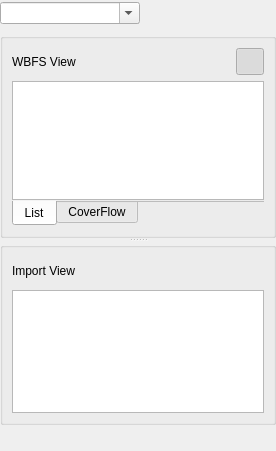
amestica/qwbfs, file qwbfs/src/PartitionWidget.ui: the form before one commit.
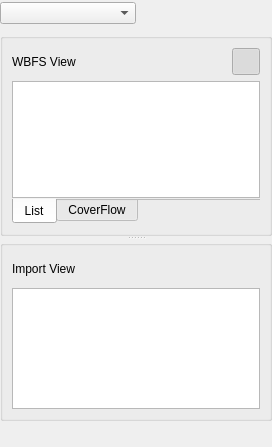
The form after the commit. Icons and pictures are not drawn. Custom widgets are drawn as their Qt base class.

Commit message: Introduce partitions model that list available partitions on the system with their properties ( used/free/total size, label, origin etc). Use it in qwbfs and update code according to that change. The partition combobox in addition has a button that allow to add custom partitions, in case the model is unable to list partitions on some systems. The custom partitions are saved and restored across application close/start.

```diff
--- a/qwbfs/src/PartitionWidget.ui
+++ b/qwbfs/src/PartitionWidget.ui
@@ -6,8 +6,8 @@
    <rect>
     <x>0</x>
     <y>0</y>
-    <width>276</width>
-    <height>451</height>
+    <width>272</width>
+    <height>447</height>
    </rect>
   </property>
   <layout class="QVBoxLayout" name="verticalLayout_3">
@@ -21,9 +21,6 @@
        <property name="toolTip">
         <string>Set the current partition</string>
        </property>
-       <property name="editable">
-        <bool>true</bool>
-       </property>
       </widget>
      </item>
      <item>
@@ -437,6 +434,11 @@
    <header>CoverFlowView.h</header>
    <container>1</container>
   </customwidget>
+  <customwidget>
+   <class>PartitionComboBox</class>
+   <extends>QComboBox</extends>
+   <header>PartitionComboBox.h</header>
+  </customwidget>
  </customwidgets>
  <resources>
   <include location="../resources/resources.qrc"/>
```
Left out of the diff: 2 changed lines with no effect on the pictures. The commit also changes 25 other files.
